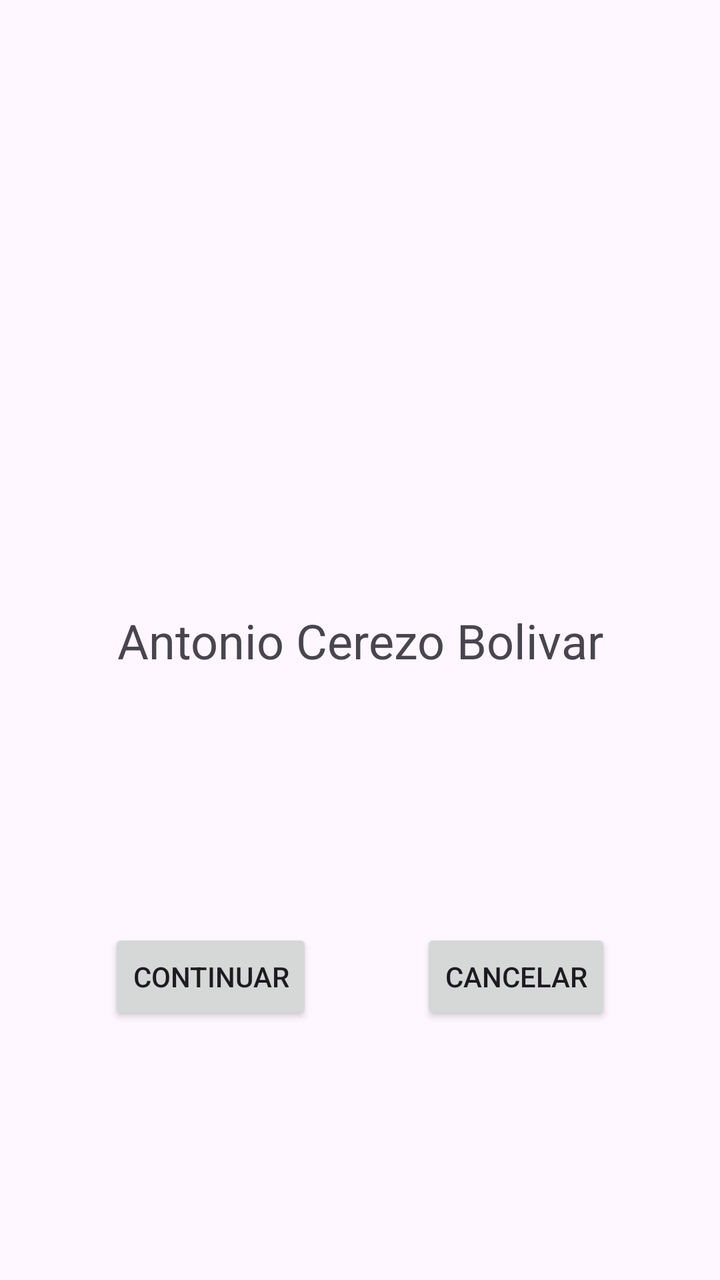
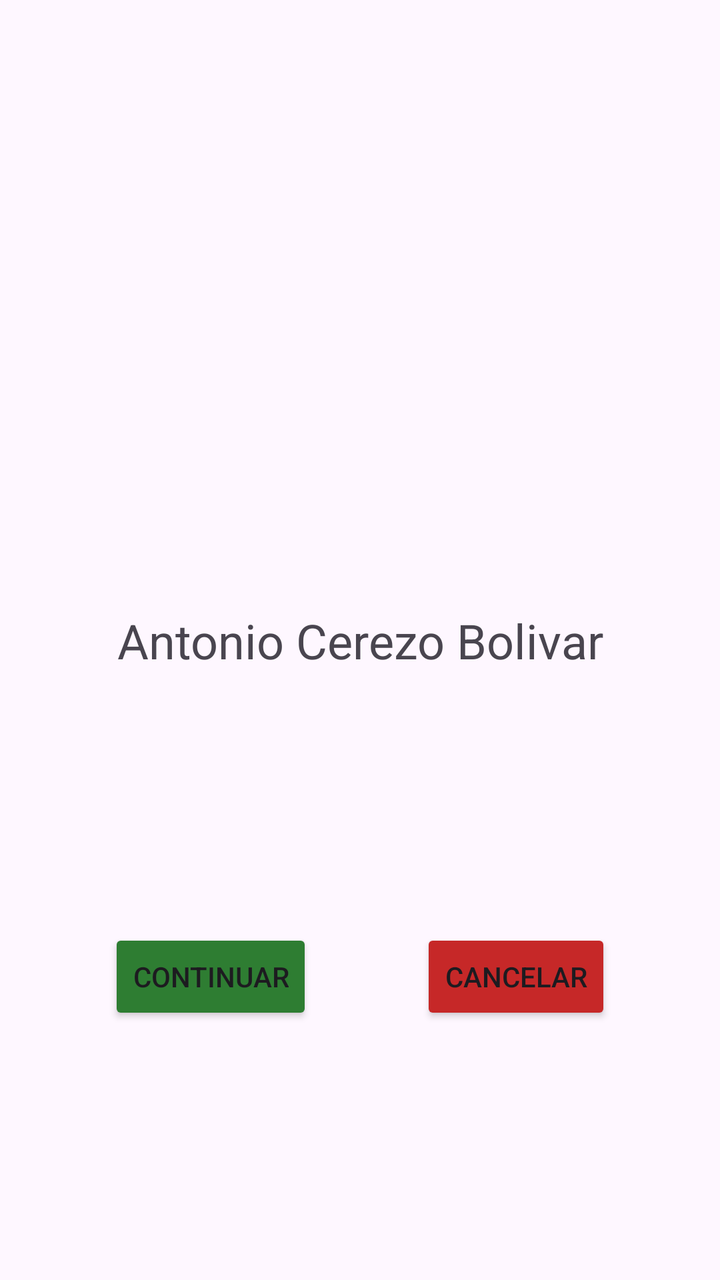

Before-and-after screenshots of an Android layout around one commit, followed by the original layout XML and the change that was made.
<!-- AndroidManifest.xml: application theme Theme.RecursosAntonio -->
<!-- res/layout/activity_main.xml -->
<?xml version="1.0" encoding="utf-8"?>
<androidx.constraintlayout.widget.ConstraintLayout xmlns:android="http://schemas.android.com/apk/res/android"
    xmlns:app="http://schemas.android.com/apk/res-auto"
    xmlns:tools="http://schemas.android.com/tools"
    android:id="@+id/main"
    android:layout_width="match_parent"
    android:layout_height="match_parent"
    tools:context=".MainActivity">

    <TextView
        android:id="@+id/tvNombre"
        android:layout_width="wrap_content"
        android:layout_height="wrap_content"
        android:text="@string/antonio_cerezo_bolivar"
        android:textSize="24sp"
        app:layout_constraintBottom_toBottomOf="parent"
        app:layout_constraintEnd_toEndOf="parent"
        app:layout_constraintStart_toStartOf="parent"
        app:layout_constraintTop_toTopOf="parent" />


    <Button
        android:id="@+id/btnContinuar"
        android:layout_width="wrap_content"
        android:layout_height="wrap_content"
        android:text="@string/continuar"
        app:layout_constraintTop_toBottomOf="@id/tvNombre"
        app:layout_constraintStart_toStartOf="parent"
        app:layout_constraintEnd_toStartOf="@id/btnCancelar"
        app:layout_constraintBottom_toBottomOf="parent" />

    <Button
        android:id="@+id/btnCancelar"
        android:layout_width="wrap_content"
        android:layout_height="wrap_content"
        android:text="@string/cancelar"
        app:layout_constraintTop_toTopOf="@id/btnContinuar"
        app:layout_constraintStart_toEndOf="@id/btnContinuar"
        app:layout_constraintEnd_toEndOf="parent" />

</androidx.constraintlayout.widget.ConstraintLayout>
<!-- resources referenced by this layout -->
<resources>
  <string name="antonio_cerezo_bolivar">Antonio Cerezo Bolivar</string>
  <string name="cancelar">Cancelar</string>
  <string name="continuar">Continuar</string>
  <style name="Theme.RecursosAntonio" parent="Base.Theme.RecursosAntonio" />
  <style name="Base.Theme.RecursosAntonio" parent="Theme.Material3.DayNight.NoActionBar">
          
          
      </style>
</resources>

<!-- the commit's change to res/layout/activity_main.xml (unified diff, before → after) -->
@@ -24,6 +24,7 @@
         android:layout_width="wrap_content"
         android:layout_height="wrap_content"
         android:text="@string/continuar"
+        app:backgroundTint="@color/verde_continuar"
         app:layout_constraintTop_toBottomOf="@id/tvNombre"
         app:layout_constraintStart_toStartOf="parent"
         app:layout_constraintEnd_toStartOf="@id/btnCancelar"
@@ -34,6 +35,7 @@
         android:layout_width="wrap_content"
         android:layout_height="wrap_content"
         android:text="@string/cancelar"
+        app:backgroundTint="@color/rojo_cancelar"
         app:layout_constraintTop_toTopOf="@id/btnContinuar"
         app:layout_constraintStart_toEndOf="@id/btnContinuar"
         app:layout_constraintEnd_toEndOf="parent" />
<!-- resource entries referenced after the edit -->
@@ -1,5 +1,7 @@
 <!-- resources referenced by this layout -->
 <resources>
+  <color name="rojo_cancelar">#C62828</color>
+  <color name="verde_continuar">#2E7D32</color>
   <string name="antonio_cerezo_bolivar">Antonio Cerezo Bolivar</string>
   <string name="cancelar">Cancelar</string>
   <string name="continuar">Continuar</string>
